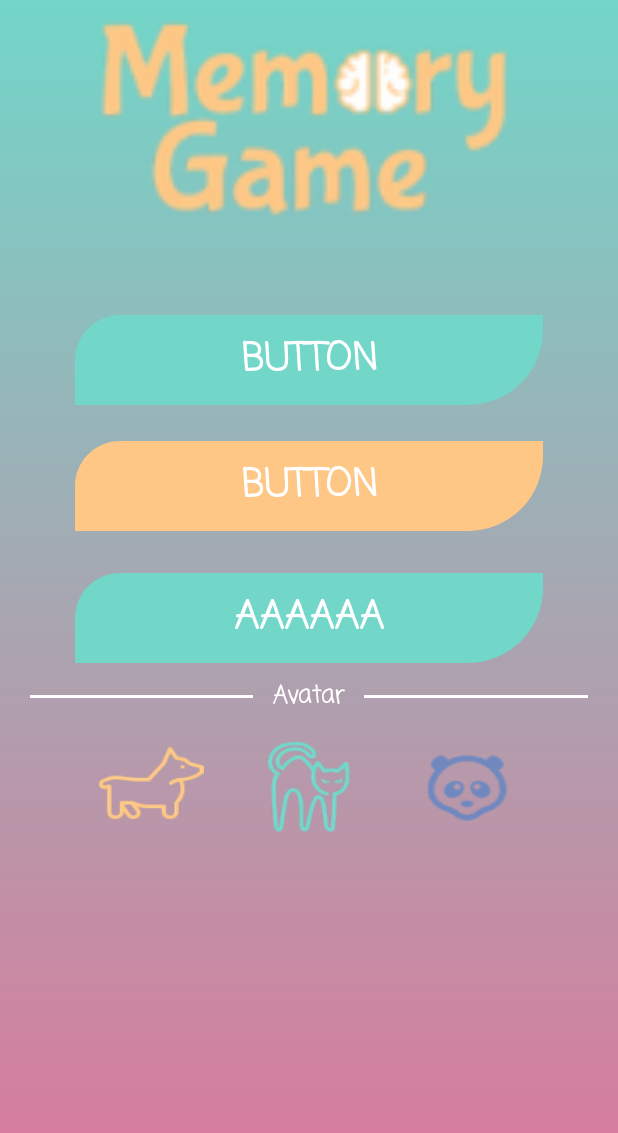
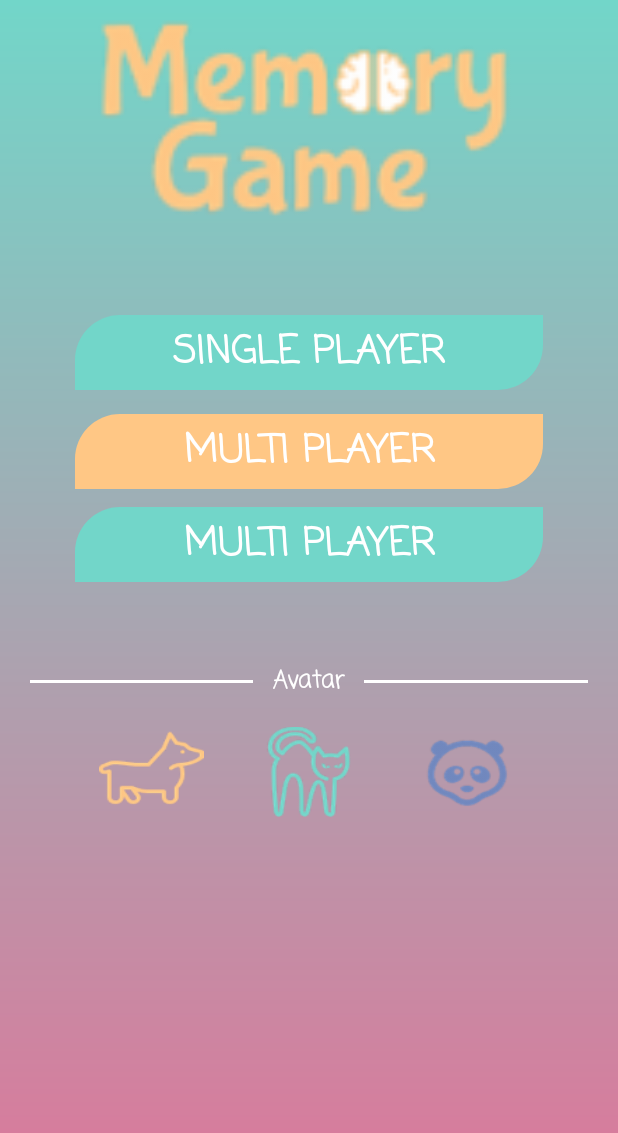
Before and after one commit to AurelaJasiqi/memory_game, an Android app: the screen it shows after launch (MainActivity), on a phone screen of 412 x 824 dp. Shown: the top 1133 px of the screen. Run offline under Robolectric (Android 15) with nearby library versions, the phone set to English and light mode, and no system bars; plain views replace CircularToggle, SingleSelectToggleGroup.

Commit message:
btn-change

```diff
--- a/app/build.gradle
+++ b/app/build.gradle
@@ -8,8 +8,13 @@ android {
         targetSdkVersion 28
         versionCode 1
         versionName "1.0"
-        testInstrumentationRunner "android.support.test.runner.AndroidJUnitRunner"
+        testInstrumentationRunner "androidx.test.runner.AndroidJUnitRunner"
     }
+    compileOptions {
+        sourceCompatibility JavaVersion.VERSION_1_8
+        targetCompatibility JavaVersion.VERSION_1_8
+    }
+
     buildTypes {
         release {
             minifyEnabled false
@@ -19,12 +24,13 @@ android {
 }
 
 dependencies {
-    implementation fileTree(dir: 'libs', include: ['*.jar'])
-    implementation 'com.android.support:appcompat-v7:28.0.0'
-    implementation 'com.android.support.constraint:constraint-layout:1.1.3'
+    implementation fileTree(include: ['*.jar'], dir: 'libs')
+    implementation 'androidx.appcompat:appcompat:1.0.0'
+    implementation 'androidx.constraintlayout:constraintlayout:1.1.3'
     testImplementation 'junit:junit:4.12'
-    androidTestImplementation 'com.android.support.test:runner:1.0.2'
-    androidTestImplementation 'com.android.support.test.espresso:espresso-core:3.0.2'
-    //Single Select Toogle Button
-    implementation 'com.github.ceryle:SegmentedButton:v2.0.2'
+    androidTestImplementation 'androidx.test:runner:1.1.0'
+    androidTestImplementation 'androidx.test.espresso:espresso-core:3.1.0'
+    //segmentedButtons
+    // implementation 'com.github.addisonElliott:RippleDrawable:3.2.1'
+   // implementation 'com.github.addisonElliott:RippleDrawable:3.0.0'
 }
--- a/app/src/main/java/com/tenton/memorygame/MainActivity.java
+++ b/app/src/main/java/com/tenton/memorygame/MainActivity.java
@@ -1,6 +1,6 @@
 package com.tenton.memorygame;
 
-import android.support.v7.app.AppCompatActivity;
+import androidx.appcompat.app.AppCompatActivity;
 import android.os.Bundle;
 
 public class MainActivity extends AppCompatActivity {
@@ -9,5 +9,6 @@ public class MainActivity extends AppCompatActivity {
     protected void onCreate(Bundle savedInstanceState) {
         super.onCreate(savedInstanceState);
         setContentView(R.layout.activity_main);
+
     }
 }
--- a/app/src/main/res/drawable/button_radius.xml
+++ b/app/src/main/res/drawable/button_radius.xml
@@ -1,7 +1,7 @@
 <?xml version="1.0" encoding="utf-8"?>
 <shape xmlns:android="http://schemas.android.com/apk/res/android"
     android:shape="rectangle">
-    <corners android:topLeftRadius="30dp" android:bottomRightRadius="50dp"/>
+    <corners android:topLeftRadius="30dp" android:bottomRightRadius="30dp"/>
 
 
 </shape>
--- a/app/src/main/res/drawable/button_radius_light_green.xml
+++ b/app/src/main/res/drawable/button_radius_light_green.xml
@@ -1,7 +1,7 @@
 <?xml version="1.0" encoding="utf-8"?>
 <shape xmlns:android="http://schemas.android.com/apk/res/android"
     android:shape="rectangle">
-    <corners android:topLeftRadius="50dp" android:bottomRightRadius="50dp"/>
+    <corners android:topLeftRadius="30dp" android:bottomRightRadius="30dp"/>
     <solid android:color="@color/light_green" />
     <stroke android:color="@color/white" android:width="6dp"/>
 
--- a/app/src/main/res/layout/activity_main.xml
+++ b/app/src/main/res/layout/activity_main.xml
@@ -1,5 +1,5 @@
 <?xml version="1.0" encoding="utf-8"?>
-<android.support.constraint.ConstraintLayout xmlns:android="http://schemas.android.com/apk/res/android"
+<androidx.constraintlayout.widget.ConstraintLayout xmlns:android="http://schemas.android.com/apk/res/android"
     xmlns:app="http://schemas.android.com/apk/res-auto"
     xmlns:tools="http://schemas.android.com/tools"
     android:layout_width="match_parent"
@@ -19,54 +19,19 @@
         app:layout_constraintTop_toTopOf="parent"
         app:srcCompat="@drawable/app_name" />
 
-    <Button
-        android:id="@+id/button12"
-        android:layout_width="match_parent"
-        android:layout_height="60dp"
-        android:layout_marginStart="50dp"
-        android:layout_marginTop="28dp"
-        android:layout_marginEnd="50dp"
-        android:background="@drawable/button_radius"
-        android:backgroundTint="@color/light_green"
-        android:text="aaaaaa"
-        android:textColor="@color/white"
-        android:textSize="25sp"
-        android:textStyle="bold"
-        app:fontFamily="casual"
-        app:layout_constraintEnd_toEndOf="parent"
-        app:layout_constraintHorizontal_bias="0.0"
-        app:layout_constraintStart_toStartOf="parent"
-        app:layout_constraintTop_toBottomOf="@+id/button" />
+
+
 
     <Button
-        android:id="@+id/button"
+        android:id="@+id/btn_single_player"
         android:layout_width="match_parent"
-        android:layout_height="60dp"
-        android:layout_marginStart="50dp"
-        android:layout_marginTop="24dp"
-        android:layout_marginEnd="50dp"
-        android:background="@drawable/button_radius"
-        android:backgroundTint="@color/yellow"
-        android:text="Button"
-        android:textColor="@color/white"
-        android:textSize="25sp"
-        android:textStyle="bold"
-        app:fontFamily="casual"
-        app:layout_constraintEnd_toEndOf="parent"
-        app:layout_constraintHorizontal_bias="0.0"
-        app:layout_constraintStart_toStartOf="parent"
-        app:layout_constraintTop_toBottomOf="@+id/button1" />
-
-    <Button
-        android:id="@+id/button1"
-        android:layout_width="match_parent"
-        android:layout_height="60dp"
+        android:layout_height="50dp"
         android:layout_marginStart="50dp"
         android:layout_marginTop="60dp"
         android:layout_marginEnd="50dp"
         android:background="@drawable/button_radius"
         android:backgroundTint="@color/light_green"
-        android:text="Button"
+        android:text="Single Player"
         android:textColor="@color/white"
         android:textSize="25sp"
         android:textStyle="bold"
@@ -75,16 +40,56 @@
         app:layout_constraintStart_toStartOf="parent"
         app:layout_constraintTop_toBottomOf="@+id/imageView" />
 
+    <Button
+        android:id="@+id/btn_multi_player"
+        android:layout_width="match_parent"
+        android:layout_height="50dp"
+        android:layout_marginStart="50dp"
+        android:layout_marginTop="16dp"
+        android:layout_marginEnd="50dp"
+        android:background="@drawable/button_radius"
+        android:backgroundTint="@color/yellow"
+        android:text="Multi Player"
+        android:textColor="@color/white"
+        android:textSize="25sp"
+        android:textStyle="bold"
+        app:fontFamily="casual"
+        app:layout_constraintEnd_toEndOf="parent"
+        app:layout_constraintHorizontal_bias="1.0"
+        app:layout_constraintStart_toStartOf="parent"
+        app:layout_constraintTop_toBottomOf="@+id/btn_single_player" />
+
+    <Button
+        android:id="@+id/btn_multi_player_bluetooth"
+        android:layout_width="match_parent"
+        android:layout_height="50dp"
+        android:layout_marginStart="50dp"
+        android:layout_marginTop="12dp"
+        android:layout_marginEnd="50dp"
+        android:background="@drawable/button_radius"
+        android:backgroundTint="@color/light_green"
+        android:text="Multi Player"
+        android:textColor="@color/white"
+        android:textSize="25sp"
+        android:textStyle="bold"
+        app:fontFamily="casual"
+        app:layout_constraintEnd_toEndOf="parent"
+        app:layout_constraintHorizontal_bias="1.0"
+        app:layout_constraintStart_toStartOf="parent"
+        app:layout_constraintTop_toBottomOf="@+id/btn_multi_player" />
+
     <LinearLayout
         android:id="@+id/linearLayout"
         android:layout_width="match_parent"
         android:layout_height="wrap_content"
         android:layout_marginStart="20dp"
+        android:layout_marginTop="44dp"
         android:layout_marginEnd="20dp"
         android:weightSum="5"
         app:layout_constraintEnd_toEndOf="parent"
+        app:layout_constraintHorizontal_bias="0.0"
         app:layout_constraintStart_toStartOf="parent"
-        app:layout_constraintTop_toBottomOf="@+id/button12">
+        app:layout_constraintTop_toBottomOf="@+id/btn_multi_player_bluetooth">
 
         <View
             android:layout_width="0dp"
@@ -194,4 +199,4 @@
             android:layout_gravity="center"
             android:gravity="center" />
     </LinearLayout>
-</android.support.constraint.ConstraintLayout>
+</androidx.constraintlayout.widget.ConstraintLayout>
--- a/gradle.properties
+++ b/gradle.properties
@@ -11,3 +11,5 @@ org.gradle.jvmargs=-Xmx1536m
 # This option should only be used with decoupled projects. More details, visit
 # http://www.gradle.org/docs/current/userguide/multi_project_builds.html#sec:decoupled_projects
 # org.gradle.parallel=true
+android.useAndroidX=true
+android.enableJetifier=true
```
